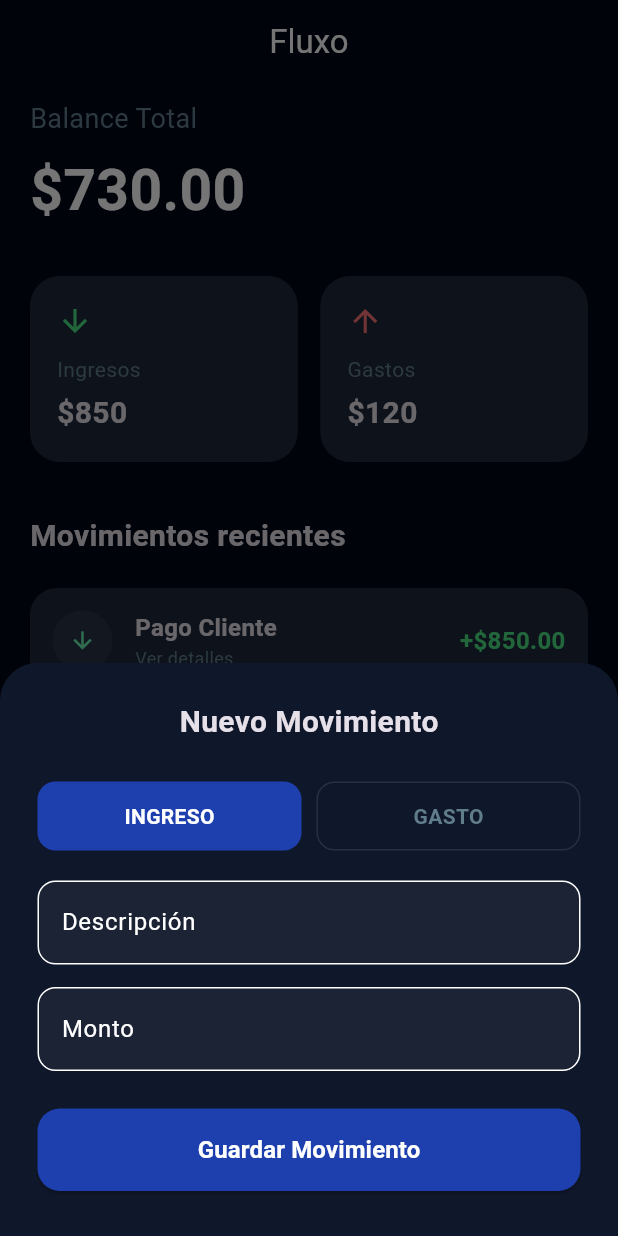
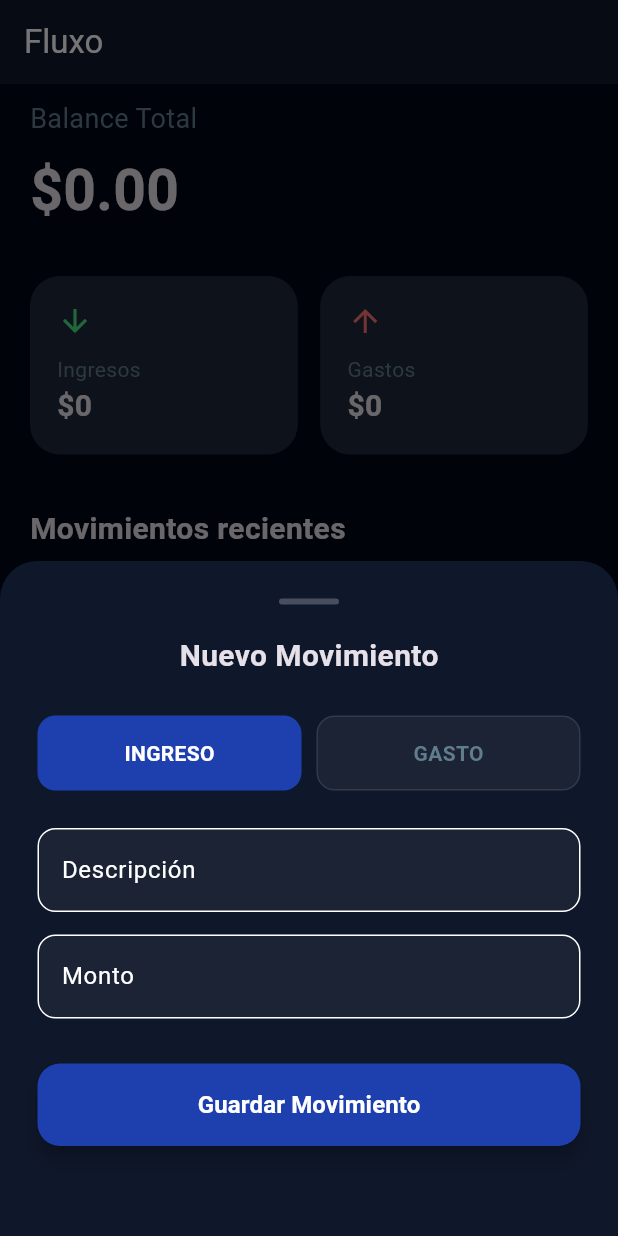
Before and after one commit to K1lluaZk/Fluxo, a Flutter app: the screen it shows after launch, after a tap on the "add" icon, on a phone screen of 412 x 824 dp. Run offline on Flutter 3.47's test engine with Material 3 defaults, Android fonts, the phone set to English and light mode, and no system bars; our stand-ins replace hive_flutter; accounts and stored records are empty.

Commit message:
improving interface

```diff
--- a/flujo_app/lib/main.dart
+++ b/flujo_app/lib/main.dart
@@ -1,6 +1,10 @@
 import 'package:flutter/material.dart';
+import 'package:hive_flutter/hive_flutter.dart';
 
-void main() {
+void main() async {
+  // Inicialización de Hive para persistencia
+  await Hive.initFlutter();
+  await Hive.openBox('movimientos_box');
   runApp(const FluxoApp());
 }
 
@@ -11,7 +15,6 @@ class Movimiento {
   final double monto;
   final bool ingreso;
   final DateTime fecha;
-  final String categoria;
 
   Movimiento({
     required this.id,
@@ -19,8 +22,27 @@ class Movimiento {
     required this.monto,
     required this.ingreso,
     required this.fecha,
-    this.categoria = "General",
   });
+
+  Map<String, dynamic> toMap() {
+    return {
+      'id': id,
+      'titulo': titulo,
+      'monto': monto,
+      'ingreso': ingreso,
+      'fecha': fecha.toIso8601String(),
+    };
+  }
+
+  factory Movimiento.fromMap(Map<dynamic, dynamic> map) {
+    return Movimiento(
+      id: map['id'],
+      titulo: map['titulo'],
+      monto: map['monto'],
+      ingreso: map['ingreso'],
+      fecha: DateTime.parse(map['fecha']),
+    );
+  }
 }
 
 class FluxoApp extends StatelessWidget {
@@ -34,16 +56,9 @@ class FluxoApp extends StatelessWidget {
       theme: ThemeData.dark(useMaterial3: true).copyWith(
         colorScheme: ColorScheme.dark(
           primary: const Color(0xFF1E40AF),
-          secondary: const Color(0xFF38B2AC),
           surface: const Color(0xFF0F172A),
         ),
         scaffoldBackgroundColor: const Color(0xFF020617),
-        appBarTheme: const AppBarTheme(
-          centerTitle: true,
-          elevation: 0,
-          backgroundColor: Colors.transparent,
-          foregroundColor: Colors.white,
-        ),
       ),
       home: const HomeScreen(),
     );
@@ -58,10 +73,29 @@ class HomeScreen extends StatefulWidget {
 }
 
 class _HomeScreenState extends State<HomeScreen> {
-  final List<Movimiento> movimientos = [
-    Movimiento(id: "1", titulo: "Pago Cliente", monto: 850.0, ingreso: true, fecha: DateTime.now()),
-    Movimiento(id: "2", titulo: "Supermercado", monto: 120.0, ingreso: false, fecha: DateTime.now()),
-  ];
+  final _myBox = Hive.box('movimientos_box');
+  List<Movimiento> movimientos = [];
+
+  @override
+  void initState() {
+    super.initState();
+    _cargarDatos();
+  }
+
+  void _cargarDatos() {
+    if (_myBox.get("lista") != null) {
+      final List<dynamic> datosRaw = _myBox.get("lista");
+      setState(() {
+        movimientos = datosRaw.map((m) => Movimiento.fromMap(m)).toList();
+      });
+    }
+  }
+
+  void _actualizarHive() {
+    final List<Map<String, dynamic>> datosParaGuardar =
+        movimientos.map((m) => m.toMap()).toList();
+    _myBox.put("lista", datosParaGuardar);
+  }
 
   double get totalIngresos => movimientos.where((m) => m.ingreso).fold(0, (a, b) => a + b.monto);
   double get totalGastos => movimientos.where((m) => !m.ingreso).fold(0, (a, b) => a + b.monto);
@@ -90,7 +124,7 @@ class _HomeScreenState extends State<HomeScreen> {
             const SizedBox(height: 20),
             Expanded(
               child: movimientos.isEmpty
-                  ? const Center(child: Text("No hay movimientos"))
+                  ? const Center(child: Text("Sin movimientos guardados"))
                   : ListView.builder(
                       itemCount: movimientos.length,
                       itemBuilder: (context, index) {
@@ -101,7 +135,10 @@ class _HomeScreenState extends State<HomeScreen> {
                             key: Key(item.id),
                             direction: DismissDirection.endToStart,
                             onDismissed: (_) {
-                              setState(() => movimientos.removeAt(index));
+                              setState(() {
+                                movimientos.removeAt(index);
+                                _actualizarHive();
+                              });
                             },
                             background: _buildDeleteBackground(),
                             child: MovimientoTile(item: item),
@@ -116,46 +153,107 @@ class _HomeScreenState extends State<HomeScreen> {
     );
   }
 
-  // --- NUEVA FUNCIÓN: VER DETALLES ---
-  void _showDetalles(BuildContext context, Movimiento item) {
+  void _showAddMovimientoSheet(BuildContext context) {
+    final tituloController = TextEditingController();
+    final montoController = TextEditingController();
+    bool esIngreso = true;
+
     showModalBottomSheet(
       context: context,
+      isScrollControlled: true,
       backgroundColor: const Color(0xFF0F172A),
       shape: const RoundedRectangleBorder(borderRadius: BorderRadius.vertical(top: Radius.circular(25))),
-      builder: (context) => Padding(
-        padding: const EdgeInsets.all(30),
+      builder: (context) => StatefulBuilder(
+        builder: (context, setModalState) => SingleChildScrollView(
+          child: Padding(
+            padding: EdgeInsets.only(
+              left: 25,
+              right: 25,
+              top: 25,
+              bottom: MediaQuery.of(context).viewInsets.bottom + 60,
+            ),
             child: Column(
               mainAxisSize: MainAxisSize.min,
-          crossAxisAlignment: CrossAxisAlignment.start,
               children: [
-            Center(child: Container(width: 40, height: 4, decoration: BoxDecoration(color: Colors.white24, borderRadius: BorderRadius.circular(10)))),
+                Container(width: 40, height: 4, decoration: BoxDecoration(color: Colors.white24, borderRadius: BorderRadius.circular(10))),
+                const SizedBox(height: 20),
+                const Text("Nuevo Movimiento", style: TextStyle(fontSize: 20, fontWeight: FontWeight.bold)),
                 const SizedBox(height: 25),
-            Text(item.ingreso ? "DETALLE DE INGRESO" : "DETALLE DE GASTO",
-                 style: TextStyle(color: item.ingreso ? Colors.greenAccent : Colors.redAccent, fontWeight: FontWeight.bold, letterSpacing: 1.2)),
-            const SizedBox(height: 10),
-            Text(item.titulo, style: const TextStyle(fontSize: 28, fontWeight: FontWeight.bold)),
-            const SizedBox(height: 5),
-            Text("${item.fecha.day}/${item.fecha.month}/${item.fecha.year}", style: const TextStyle(color: Colors.blueGrey)),
-            const Divider(height: 40, color: Colors.white10),
                 Row(
-              mainAxisAlignment: MainAxisAlignment.spaceBetween,
                   children: [
-                const Text("Monto total", style: TextStyle(fontSize: 18, color: Colors.blueGrey)),
-                Text("\$${item.monto.toStringAsFixed(2)}",
-                     style: TextStyle(fontSize: 24, fontWeight: FontWeight.bold, color: item.ingreso ? Colors.greenAccent : Colors.redAccent)),
+                    _tipoBtn("INGRESO", esIngreso, () => setModalState(() => esIngreso = true)),
+                    const SizedBox(width: 10),
+                    _tipoBtn("GASTO", !esIngreso, () => setModalState(() => esIngreso = false)),
                   ],
                 ),
-            const SizedBox(height: 20),
-            const Text("Categoría: General", style: TextStyle(fontSize: 16)),
+                const SizedBox(height: 25),
+                TextField(
+                  controller: tituloController,
+                  decoration: InputDecoration(
+                    labelText: "Descripción",
+                    filled: true,
+                    fillColor: Colors.white.withOpacity(0.05),
+                    border: OutlineInputBorder(borderRadius: BorderRadius.circular(12))
+                  ),
+                ),
+                const SizedBox(height: 15),
+                TextField(
+                  controller: montoController,
+                  keyboardType: const TextInputType.numberWithOptions(decimal: true),
+                  decoration: InputDecoration(
+                    labelText: "Monto",
+                    filled: true,
+                    fillColor: Colors.white.withOpacity(0.05),
+                    border: OutlineInputBorder(borderRadius: BorderRadius.circular(12))
+                  ),
+                ),
                 const SizedBox(height: 30),
                 SizedBox(
                   width: double.infinity,
-              child: OutlinedButton(
-                onPressed: () => Navigator.pop(context),
-                child: const Text("Cerrar"),
+                  height: 55,
+                  child: ElevatedButton(
+                    style: ElevatedButton.styleFrom(
+                      backgroundColor: const Color(0xFF1E40AF),
+                      foregroundColor: Colors.white,
+                      shape: RoundedRectangleBorder(borderRadius: BorderRadius.circular(15)),
+                      elevation: 5,
                     ),
-            )
+                    onPressed: () {
+                      final t = tituloController.text;
+                      final m = double.tryParse(montoController.text) ?? 0;
+                      if (t.isEmpty || m <= 0) return;
+                      setState(() {
+                        movimientos.insert(0, Movimiento(
+                          id: DateTime.now().toString(),
+                          titulo: t, monto: m, ingreso: esIngreso, fecha: DateTime.now()
+                        ));
+                        _actualizarHive();
+                      });
+                      Navigator.pop(context);
+                    },
+                    child: const Text("Guardar Movimiento", style: TextStyle(fontSize: 16, fontWeight: FontWeight.bold)),
+                  ),
+                ),
               ],
+            ),
+          ),
+        ),
+      ),
+    );
+  }
+
+  Widget _tipoBtn(String label, bool selected, VoidCallback onTap) {
+    return Expanded(
+      child: GestureDetector(
+        onTap: onTap,
+        child: Container(
+          padding: const EdgeInsets.symmetric(vertical: 14),
+          decoration: BoxDecoration(
+            color: selected ? const Color(0xFF1E40AF) : Colors.white.withOpacity(0.05),
+            borderRadius: BorderRadius.circular(12),
+            border: Border.all(color: selected ? Colors.transparent : Colors.white10),
+          ),
+          child: Center(child: Text(label, style: TextStyle(fontWeight: FontWeight.bold, color: selected ? Colors.white : Colors.blueGrey))),
         ),
       ),
     );
@@ -167,7 +265,7 @@ class _HomeScreenState extends State<HomeScreen> {
       children: [
         const Text("Balance Total", style: TextStyle(color: Colors.blueGrey, fontSize: 18)),
         const SizedBox(height: 8),
-        Text("\$${balance.toStringAsFixed(2)}", style: const TextStyle(fontSize: 38, fontWeight: FontWeight.bold, color: Colors.white)),
+        Text("\$${balance.toStringAsFixed(2)}", style: const TextStyle(fontSize: 38, fontWeight: FontWeight.bold)),
       ],
     );
   }
@@ -193,7 +291,6 @@ class _HomeScreenState extends State<HomeScreen> {
             Icon(icon, color: color),
             const SizedBox(height: 10),
             Text(label, style: const TextStyle(color: Colors.blueGrey)),
-            const SizedBox(height: 5),
             Text(value, style: const TextStyle(fontSize: 20, fontWeight: FontWeight.bold)),
           ],
         ),
@@ -211,102 +308,40 @@ class _HomeScreenState extends State<HomeScreen> {
     );
   }
 
-  // --- MODAL DE AGREGAR CON SELECTOR ACCESIBLE ---
-  void _showAddMovimientoSheet(BuildContext context) {
-    final tituloController = TextEditingController();
-    final montoController = TextEditingController();
-    bool esIngreso = true;
-
+  void _showDetalles(BuildContext context, Movimiento item) {
     showModalBottomSheet(
       context: context,
-      isScrollControlled: true,
       backgroundColor: const Color(0xFF0F172A),
       shape: const RoundedRectangleBorder(borderRadius: BorderRadius.vertical(top: Radius.circular(25))),
-      builder: (context) => StatefulBuilder(
-        builder: (context, setModalState) => SingleChildScrollView(
-          child: Padding(
-            padding: EdgeInsets.only(left: 25, right: 25, top: 25, bottom: MediaQuery.of(context).viewInsets.bottom + 30),
+      builder: (context) => Padding(
+        padding: const EdgeInsets.all(35),
         child: Column(
           mainAxisSize: MainAxisSize.min,
+          crossAxisAlignment: CrossAxisAlignment.start,
           children: [
-                const Text("Nuevo Movimiento", style: TextStyle(fontSize: 20, fontWeight: FontWeight.bold)),
-                const SizedBox(height: 25),
-
-                // SELECTOR DE TIPO (ACCESIBILIDAD MEJORADA)
+            Text(item.ingreso ? "INGRESO" : "GASTO", style: TextStyle(color: item.ingreso ? Colors.greenAccent : Colors.redAccent, fontWeight: FontWeight.bold)),
+            const SizedBox(height: 10),
+            Text(item.titulo, style: const TextStyle(fontSize: 26, fontWeight: FontWeight.bold)),
+            Text("${item.fecha.day}/${item.fecha.month}/${item.fecha.year}", style: const TextStyle(color: Colors.blueGrey)),
+            const Divider(height: 40, color: Colors.white10),
             Row(
+              mainAxisAlignment: MainAxisAlignment.spaceBetween,
               children: [
-                    Expanded(
-                      child: GestureDetector(
-                        onTap: () => setModalState(() => esIngreso = true),
-                        child: Container(
-                          padding: const EdgeInsets.symmetric(vertical: 12),
-                          decoration: BoxDecoration(
-                            color: esIngreso ? const Color(0xFF1E40AF) : Colors.transparent,
-                            border: Border.all(color: esIngreso ? Colors.transparent : Colors.white10),
-                            borderRadius: BorderRadius.circular(12),
-                          ),
-                          child: Center(child: Text("INGRESO", style: TextStyle(fontWeight: FontWeight.bold, color: esIngreso ? Colors.white : Colors.blueGrey))),
-                        ),
-                      ),
-                    ),
-                    const SizedBox(width: 10),
-                    Expanded(
-                      child: GestureDetector(
-                        onTap: () => setModalState(() => esIngreso = false),
-                        child: Container(
-                          padding: const EdgeInsets.symmetric(vertical: 12),
-                          decoration: BoxDecoration(
-                            color: !esIngreso ? const Color(0xFF1E40AF) : Colors.transparent,
-                            border: Border.all(color: !esIngreso ? Colors.transparent : Colors.white10),
-                            borderRadius: BorderRadius.circular(12),
-                          ),
-                          child: Center(child: Text("GASTO", style: TextStyle(fontWeight: FontWeight.bold, color: !esIngreso ? Colors.white : Colors.blueGrey))),
-                        ),
-                      ),
-                    ),
+                const Text("Monto", style: TextStyle(fontSize: 18)),
+                Text("\$${item.monto.toStringAsFixed(2)}", style: TextStyle(fontSize: 24, fontWeight: FontWeight.bold, color: item.ingreso ? Colors.greenAccent : Colors.redAccent)),
               ],
             ),
-
-                const SizedBox(height: 20),
-                TextField(
-                  controller: tituloController,
-                  decoration: InputDecoration(labelText: "Descripción", filled: true, fillColor: Colors.white.withOpacity(0.05), border: OutlineInputBorder(borderRadius: BorderRadius.circular(12))),
-                ),
-                const SizedBox(height: 15),
-                TextField(
-                  controller: montoController,
-                  keyboardType: const TextInputType.numberWithOptions(decimal: true),
-                  decoration: InputDecoration(labelText: "Monto", filled: true, fillColor: Colors.white.withOpacity(0.05), border: OutlineInputBorder(borderRadius: BorderRadius.circular(12))),
-                ),
-                const SizedBox(height: 25),
-                SizedBox(
-                  width: double.infinity,
-                  height: 55,
-                  child: ElevatedButton(
-                    style: ElevatedButton.styleFrom(backgroundColor: const Color(0xFF1E40AF), foregroundColor: Colors.white, shape: RoundedRectangleBorder(borderRadius: BorderRadius.circular(15))),
-                    onPressed: () {
-                      final t = tituloController.text;
-                      final m = double.tryParse(montoController.text) ?? 0;
-                      if (t.isEmpty || m <= 0) return;
-                      setState(() => movimientos.insert(0, Movimiento(id: DateTime.now().toString(), titulo: t, monto: m, ingreso: esIngreso, fecha: DateTime.now())));
-                      Navigator.pop(context);
-                    },
-                    child: const Text("Guardar Movimiento", style: TextStyle(fontSize: 16, fontWeight: FontWeight.bold)),
-                  ),
-                ),
+            const SizedBox(height: 30),
           ],
-            ),
-          ),
         ),
       ),
     );
   }
 }
 
-// --- COMPONENTE TILE ---
+// --- COMPONENTE TILE CON ICONOS RESTAURADOS ---
 class MovimientoTile extends StatelessWidget {
   final Movimiento item;
-
   const MovimientoTile({super.key, required this.item});
 
   @override
@@ -319,22 +354,24 @@ class MovimientoTile extends StatelessWidget {
         children: [
           CircleAvatar(
             backgroundColor: Colors.white.withOpacity(0.05),
-            child: Icon(item.ingreso ? Icons.arrow_downward : Icons.arrow_upward,
-                        color: item.ingreso ? Colors.greenAccent : Colors.redAccent, size: 18),
+            // ICONOS DE + Y - RESTAURADOS
+            child: Icon(
+              item.ingreso ? Icons.add_circle : Icons.remove_circle,
+              color: item.ingreso ? Colors.greenAccent : Colors.redAccent,
+              size: 22,
+            ),
           ),
           const SizedBox(width: 15),
-          Expanded(
-            child: Column(
+          Expanded(child: Column(
             crossAxisAlignment: CrossAxisAlignment.start,
             children: [
               Text(item.titulo, style: const TextStyle(fontWeight: FontWeight.bold, fontSize: 16)),
-                const Text("Ver detalles", style: TextStyle(color: Colors.blueGrey, fontSize: 12)),
+              const Text("Toca para detalles", style: TextStyle(color: Colors.blueGrey, fontSize: 12)),
             ],
-            ),
-          ),
+          )),
           Text(
             "${item.ingreso ? '+' : '-'}\$${item.monto.toStringAsFixed(2)}",
-            style: TextStyle(color: item.ingreso ? const Color(0xFF4ADE80) : const Color(0xFFF87171), fontWeight: FontWeight.bold, fontSize: 16),
+            style: TextStyle(color: item.ingreso ? const Color(0xFF4ADE80) : const Color(0xFFF87171), fontWeight: FontWeight.bold),
           ),
         ],
       ),
--- a/flujo_app/pubspec.yaml
+++ b/flujo_app/pubspec.yaml
@@ -10,6 +10,8 @@ dependencies:
   flutter:
     sdk: flutter
 
+  hive: ^2.2.3
+  hive_flutter: ^1.1.0
   cupertino_icons: ^1.0.8
   file_picker: ^10.3.10
   path: ^1.9.1
```
Lines whose indentation alone changed are shown as unchanged.
